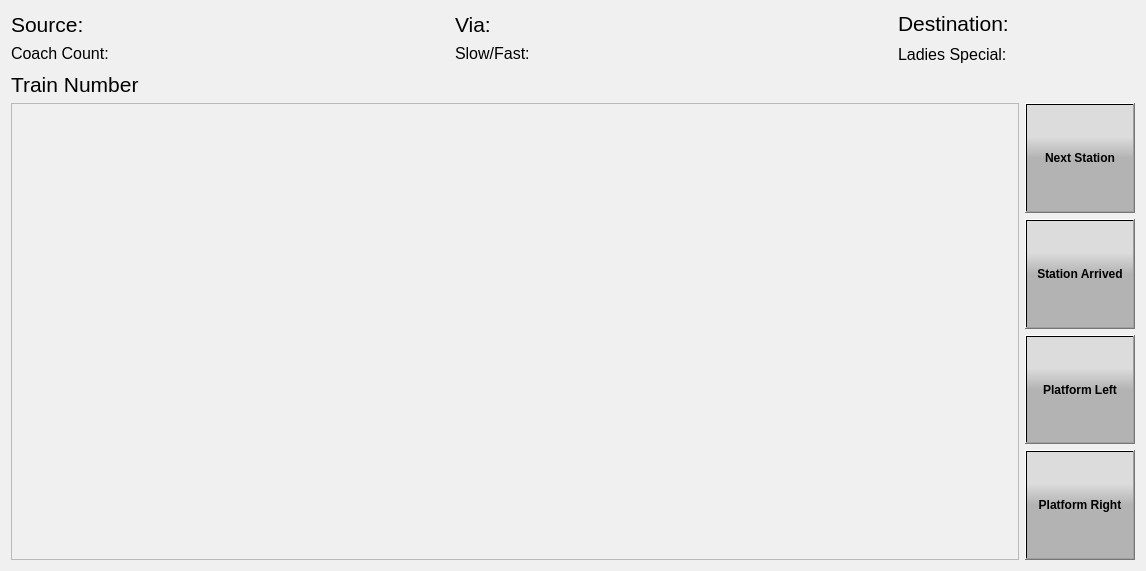
Before: the Qt Designer form train_route.ui in gurpartap007/qtmop, drawn with Qt 5.
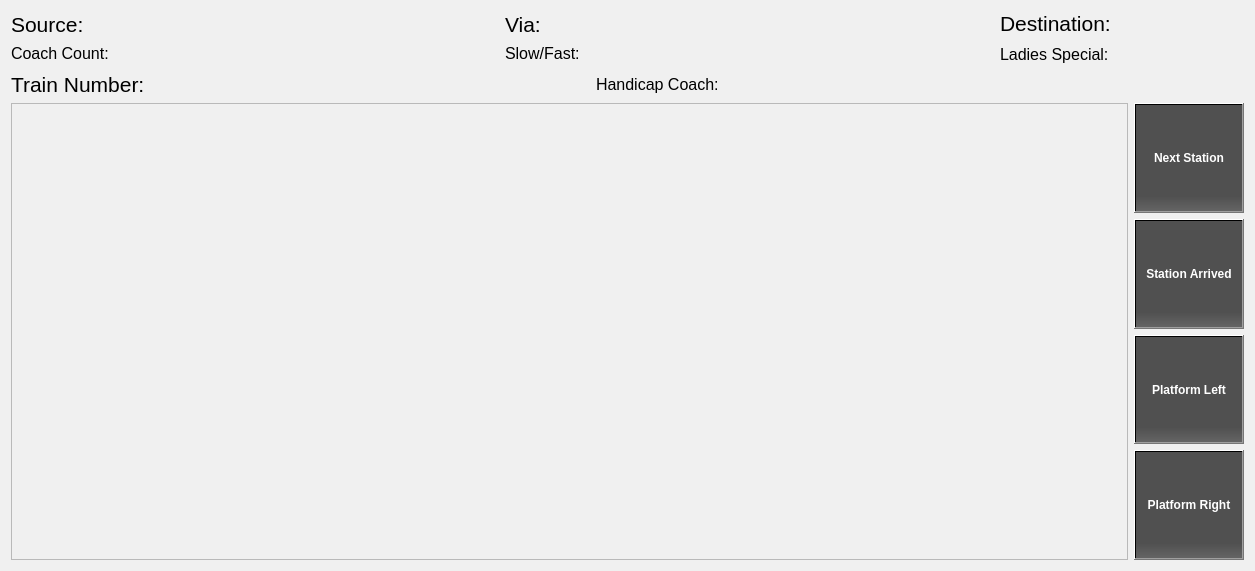
After: the same form once the commit is applied.

What changed in the file:
```diff
--- a/train_route.ui
+++ b/train_route.ui
@@ -6,7 +6,7 @@
    <rect>
     <x>0</x>
     <y>0</y>
-    <width>1146</width>
+    <width>1255</width>
     <height>571</height>
    </rect>
   </property>
@@ -16,7 +16,7 @@
   <property name="styleSheet">
    <string notr="true">background-color: rgb(240, 240, 240);</string>
   </property>
-  <layout class="QHBoxLayout" name="horizontalLayout_10">
+  <layout class="QHBoxLayout" name="horizontalLayout_11">
    <item>
     <layout class="QVBoxLayout" name="verticalLayout_5">
      <item>
@@ -359,7 +359,7 @@
           </font>
          </property>
          <property name="text">
-          <string>Train Number</string>
+          <string>Train Number: </string>
          </property>
          <property name="alignment">
           <set>Qt::AlignLeading|Qt::AlignLeft|Qt::AlignVCenter</set>
@@ -396,6 +396,73 @@
          </property>
         </spacer>
        </item>
+       <item>
+        <layout class="QHBoxLayout" name="horizontalLayout_10">
+         <item>
+          <widget class="QLabel" name="handicap_coach_label">
+           <property name="minimumSize">
+            <size>
+             <width>91</width>
+             <height>0</height>
+            </size>
+           </property>
+           <property name="font">
+            <font>
+             <pointsize>12</pointsize>
+            </font>
+           </property>
+           <property name="text">
+            <string>Handicap Coach:</string>
+           </property>
+          </widget>
+         </item>
+         <item>
+          <widget class="QLabel" name="handicap_coach">
+           <property name="minimumSize">
+            <size>
+             <width>81</width>
+             <height>0</height>
+            </size>
+           </property>
+           <property name="font">
+            <font>
+             <pointsize>16</pointsize>
+            </font>
+           </property>
+           <property name="text">
+            <string/>
+           </property>
+          </widget>
+         </item>
+        </layout>
+       </item>
+       <item>
+        <spacer name="horizontalSpacer_4">
+         <property name="orientation">
+          <enum>Qt::Horizontal</enum>
+         </property>
+         <property name="sizeHint" stdset="0">
+          <size>
+           <width>40</width>
+           <height>20</height>
+          </size>
+         </property>
+        </spacer>
+       </item>
+       <item>
+        <widget class="QLabel" name="date_time">
+         <property name="font">
+          <font>
+           <pointsize>16</pointsize>
+           <weight>75</weight>
+           <bold>true</bold>
+          </font>
+         </property>
+         <property name="text">
+          <string/>
+         </property>
+        </widget>
+       </item>
       </layout>
      </item>
      <item>
@@ -440,10 +507,11 @@
             </font>
            </property>
            <property name="styleSheet">
-            <string notr="true">background-color: qlineargradient(spread:pad, x1:1, y1:0.8, x2:1, y2:1, stop:0.3 rgba(0, 0, 0, 255), stop:1 rgba(100, 100, 100, 255));
-color: rgb(255, 255, 255);
+            <string notr="true">
 background-color: qlineargradient(spread:pad, x1:1, y1:0.5, x2:1, y2:0.3 stop:0 rgba(179, 179, 179, 255), stop:1 rgba(220, 220, 220, 255));
-color: rgb(0, 0,0);</string>
+color: rgb(0, 0,0);
+background-color: qlineargradient(spread:pad, x1:1, y1:0.8, x2:1, y2:1, stop:0.3 rgba(80, 80, 80, 255), stop:1 rgba(100, 100, 100, 255));
+color: rgb(255, 255, 255);</string>
            </property>
            <property name="text">
             <string>Next Station</string>
@@ -474,7 +542,9 @@
             <string notr="true">background-color: qlineargradient(spread:pad, x1:1, y1:0.8, x2:1, y2:1, stop:0.3 rgba(0, 0, 0, 255), stop:1 rgba(100, 100, 100, 255));
 color: rgb(255, 255, 255);
 background-color: qlineargradient(spread:pad, x1:1, y1:0.5, x2:1, y2:0.3 stop:0 rgba(179, 179, 179, 255), stop:1 rgba(220, 220, 220, 255));
-color: rgb(0, 0,0);</string>
+color: rgb(0, 0,0);
+background-color: qlineargradient(spread:pad, x1:1, y1:0.8, x2:1, y2:1, stop:0.3 rgba(80, 80, 80, 255), stop:1 rgba(100, 100, 100, 255));
+color: rgb(255, 255, 255);</string>
            </property>
            <property name="text">
             <string>Station Arrived</string>
@@ -505,7 +575,9 @@
             <string notr="true">background-color: qlineargradient(spread:pad, x1:1, y1:0.8, x2:1, y2:1, stop:0.3 rgba(0, 0, 0, 255), stop:1 rgba(100, 100, 100, 255));
 color: rgb(255, 255, 255);
 background-color: qlineargradient(spread:pad, x1:1, y1:0.5, x2:1, y2:0.3 stop:0 rgba(179, 179, 179, 255), stop:1 rgba(220, 220, 220, 255));
-color: rgb(0, 0,0);</string>
+color: rgb(0, 0,0);
+background-color: qlineargradient(spread:pad, x1:1, y1:0.8, x2:1, y2:1, stop:0.3 rgba(80, 80, 80, 255), stop:1 rgba(100, 100, 100, 255));
+color: rgb(255, 255, 255);</string>
            </property>
            <property name="text">
             <string>Platform Left</string>
@@ -536,7 +608,9 @@
             <string notr="true">background-color: qlineargradient(spread:pad, x1:1, y1:0.8, x2:1, y2:1, stop:0.3 rgba(0, 0, 0, 255), stop:1 rgba(100, 100, 100, 255));
 color: rgb(255, 255, 255);
 background-color: qlineargradient(spread:pad, x1:1, y1:0.5, x2:1, y2:0.3 stop:0 rgba(179, 179, 179, 255), stop:1 rgba(220, 220, 220, 255));
-color: rgb(0, 0,0);</string>
+color: rgb(0, 0,0);
+background-color: qlineargradient(spread:pad, x1:1, y1:0.8, x2:1, y2:1, stop:0.3 rgba(80, 80, 80, 255), stop:1 rgba(100, 100, 100, 255));
+color: rgb(255, 255, 255);</string>
            </property>
            <property name="text">
             <string>Platform Right</string>
```
